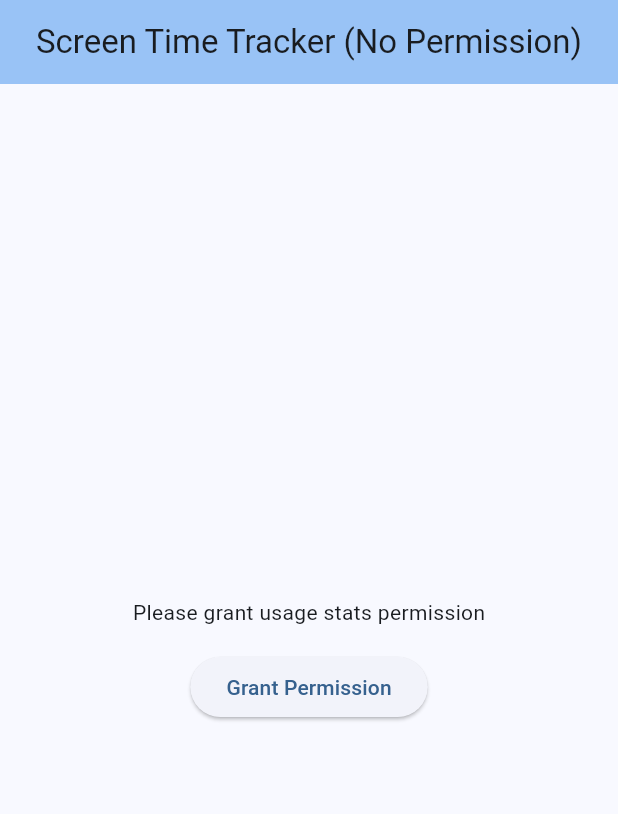
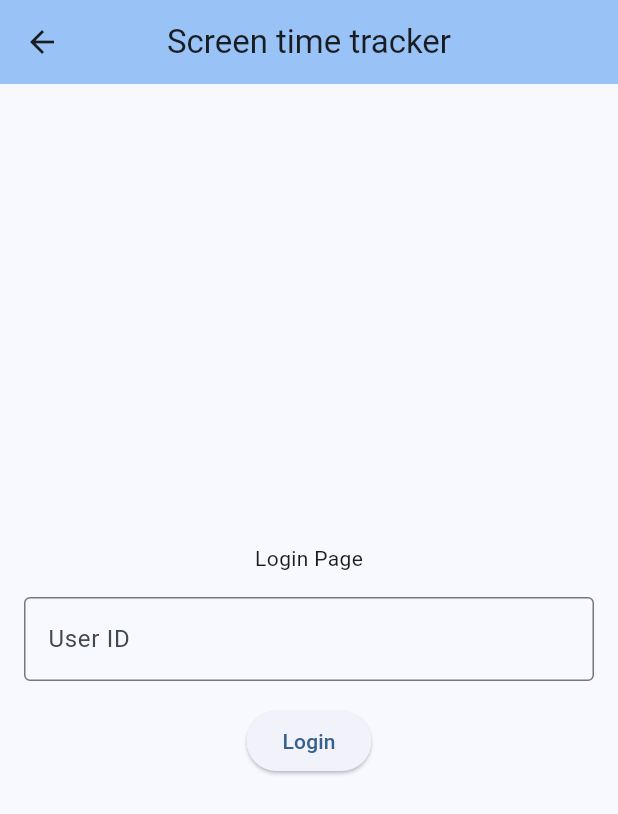
Before and after one commit to hci-gu/screen_time, a Flutter app: the screen it shows after launch, on a phone screen of 412 x 824 dp. Shown: the top 814 px of the screen. Run offline on Flutter 3.47's test engine with Material 3 defaults, Android fonts, the phone set to English and light mode, and no system bars; our stand-ins replace flutter_hooks, flutter_riverpod, go_router, hooks_riverpod, shared_preferences; missing offline and left inert: background_fetch.

Commit message:
working background sync to deployed server

```diff
--- a/lib/main.dart
+++ b/lib/main.dart
@@ -1,36 +1,83 @@
 import 'package:flutter/material.dart';
-import 'package:flutter/services.dart';
-import 'package:android_alarm_manager_plus/android_alarm_manager_plus.dart';
+import 'package:flutter_hooks/flutter_hooks.dart';
 import 'package:flutter_riverpod/flutter_riverpod.dart';
+import 'package:hooks_riverpod/hooks_riverpod.dart';
 import 'dart:io';
+import 'package:screen_time/router.dart';
+import 'package:shared_preferences/shared_preferences.dart';
 import 'providers/usage_provider.dart';
-import 'widgets/date_selector.dart';
-import 'widgets/usage_graph.dart';
-import 'widgets/usage_list.dart';
-import 'widgets/grant_permission_view.dart';
-import 'widgets/upload_button.dart';
+import 'package:background_fetch/background_fetch.dart';
 
 bool isAndroid = false; //Platform.isAndroid;
 
+@pragma('vm:entry-point')
+void backgroundFetchHeadlessTask(HeadlessTask task) async {
+  String taskId = task.taskId;
+  bool isTimeout = task.timeout;
+  if (isTimeout) {
+    BackgroundFetch.finish(taskId);
+    return;
+  }
+  final notifier = UsageNotifier();
+  final prefs = await SharedPreferences.getInstance();
+  final userId = prefs.getString("userId");
+
+  if (userId == null) {
+    return BackgroundFetch.finish(taskId);
+  }
+  await notifier.uploadData(userId);
+  BackgroundFetch.finish(taskId);
+}
+
 void main() async {
   WidgetsFlutterBinding.ensureInitialized();
-  // check that it is not web
-
-  print('${isAndroid}');
-
-  if (isAndroid) {
-    await AndroidAlarmManager.initialize();
-  }
 
   runApp(const ProviderScope(child: MyApp()));
+
+  BackgroundFetch.registerHeadlessTask(backgroundFetchHeadlessTask);
 }
 
-class MyApp extends StatelessWidget {
+class MyApp extends HookConsumerWidget {
   const MyApp({super.key});
 
   @override
-  Widget build(BuildContext context) {
-    return MaterialApp(
+  Widget build(BuildContext context, WidgetRef ref) {
+    useEffect(() {
+      BackgroundFetch.configure(
+          BackgroundFetchConfig(
+            minimumFetchInterval: 30,
+            stopOnTerminate: false,
+            startOnBoot: true,
+            enableHeadless: true,
+            requiresBatteryNotLow: false,
+            requiresCharging: false,
+            requiresStorageNotLow: false,
+            requiresDeviceIdle: false,
+            requiredNetworkType: NetworkType.ANY,
+          ), (String taskId) async {
+        final notifier = UsageNotifier();
+        final prefs = await SharedPreferences.getInstance();
+        final userId = prefs.getString("userId");
+
+        if (userId == null) {
+          return BackgroundFetch.finish(taskId);
+        }
+        await notifier.uploadData(userId);
+        BackgroundFetch.finish(taskId);
+      });
+
+      return () {};
+    }, []);
+
+    final router = ref.watch(
+      routerProvider(
+        RouterProps(
+          loggedIn: false,
+        ),
+      ),
+    );
+
+    return MaterialApp.router(
       title: 'Screen Time Tracker',
       theme: ThemeData(
         colorScheme: ColorScheme.fromSeed(
@@ -47,39 +94,7 @@ class MyApp extends StatelessWidget {
           margin: EdgeInsets.symmetric(horizontal: 16, vertical: 8),
         ),
       ),
-      home: const MyHomePage(title: 'Screen Time Tracker'),
+      routerConfig: router,
     );
   }
 }
-
-class MyHomePage extends ConsumerWidget {
-  final String title;
-  const MyHomePage({super.key, required this.title});
-
-  @override
-  Widget build(BuildContext context, WidgetRef ref) {
-    final usageState = ref.watch(usageProvider);
-    return Scaffold(
-      appBar: AppBar(
-        backgroundColor: Theme.of(context).colorScheme.inversePrimary,
-        title: Text(!usageState.hasPermission ? "$title (No Permission)" : title),
-      ),
-      body: !usageState.hasPermission
-          ? const GrantPermissionView()
-          : Column(
-              children: [
-                Card(
-                  child: Padding(
-                    padding: const EdgeInsets.all(16.0),
-                    child: const DateSelector(),
-                  ),
-                ),
-                UsageGraph(usageData: usageState.usageData),
-                Expanded(child: UsageList(usageData: usageState.usageData)),
-              ],
-            ),
-      floatingActionButton:
-          !usageState.hasPermission ? null : const UploadButton(),
-    );
-  }
-}
--- /dev/null
+++ b/lib/router.dart
@@ -0,0 +1,58 @@
+import 'package:flutter/material.dart';
+import 'package:flutter_riverpod/flutter_riverpod.dart';
+import 'package:go_router/go_router.dart';
+import 'package:screen_time/providers/user_provider.dart';
+import 'package:screen_time/screens/Home.dart';
+import 'package:screen_time/screens/Login.dart';
+
+class RouterNotifier extends ChangeNotifier {
+  final Ref _ref;
+
+  RouterNotifier(this._ref) {
+    _ref.listen<String?>(
+      userIdProvider,
+      (_, __) => notifyListeners(),
+    );
+  }
+
+  String? _redirectLogic(BuildContext context, GoRouterState state) {
+    final userId = _ref.read(userIdProvider);
+    print("User ID: $userId");
+    if (userId != null) {
+      return '/';
+    }
+    return null;
+  }
+}
+
+class RouterProps {
+  final bool loggedIn;
+
+  RouterProps({this.loggedIn = false});
+}
+
+final routerProvider = Provider.family<GoRouter, RouterProps>((ref, props) {
+  final routerNotifier = RouterNotifier(ref);
+
+  return GoRouter(
+    initialLocation: props.loggedIn ? '/' : '/login',
+    routes: [
+      GoRoute(
+        path: '/',
+        builder: (BuildContext context, GoRouterState state) {
+          return const HomePage();
+        },
+        routes: <RouteBase>[
+          GoRoute(
+            path: 'login',
+            builder: (BuildContext context, GoRouterState state) {
+              return const LoginPage();
+            },
+          ),
+        ],
+      ),
+    ],
+    refreshListenable: routerNotifier,
+    redirect: routerNotifier._redirectLogic,
+  );
+});
--- /dev/null
+++ b/lib/screens/Login.dart
@@ -0,0 +1,80 @@
+import 'package:flutter/material.dart';
+import 'package:flutter_hooks/flutter_hooks.dart';
+import 'package:hooks_riverpod/hooks_riverpod.dart';
+import 'package:screen_time/api.dart' as api;
+import 'package:screen_time/providers/user_provider.dart';
+
+class LoginPage extends HookConsumerWidget {
+  const LoginPage({super.key});
+
+  @override
+  Widget build(BuildContext context, WidgetRef ref) {
+    ValueNotifier<String> userId = useState('');
+    ValueNotifier<bool> loading = useState(false);
+
+    return Scaffold(
+      appBar: AppBar(
+        backgroundColor: Theme.of(context).colorScheme.inversePrimary,
+        title: const Text("Screen time tracker"),
+      ),
+      body: Center(
+        child: Padding(
+          padding: const EdgeInsets.all(16.0),
+          child: Column(
+            mainAxisSize: MainAxisSize.min,
+            children: [
+              const Text("Login Page"),
+              const SizedBox(height: 16.0),
+              TextField(
+                onChanged: (value) {
+                  userId.value = value;
+                },
+                decoration: const InputDecoration(
+                  labelText: "User ID",
+                  border: OutlineInputBorder(),
+                ),
+              ),
+              const SizedBox(height: 16.0),
+              ElevatedButton(
+                onPressed: loading.value
+                    ? null
+                    : () async {
+                        loading.value = true;
+                        bool exists = await api.checkUserId(userId.value);
+                        await Future.delayed(const Duration(seconds: 1));
+                        if (exists) {
+                          ref
+                              .read(userIdProvider.notifier)
+                              .setUserId(userId.value);
+                        } else if (context.mounted) {
+                          ScaffoldMessenger.of(context).showSnackBar(
+                            const SnackBar(
+                              content: Text("User ID does not exist"),
+                            ),
+                          );
+                        }
+                        loading.value = false;
+                      },
+                child: loading.value
+                    ? const Padding(
+                        padding: EdgeInsets.symmetric(
+                          vertical: 4.0,
+                          horizontal: 8.0,
+                        ),
+                        child: SizedBox(
+                          height: 16,
+                          width: 16,
+                          child: CircularProgressIndicator(
+                            strokeWidth: 4,
+                          ),
+                        ),
+                      )
+                    : const Text("Login"),
+              ),
+            ],
+          ),
+        ),
+      ),
+    );
+  }
+}
--- a/lib/widgets/date_button.dart
+++ b/lib/widgets/date_button.dart
@@ -1,10 +1,9 @@
 import 'package:flutter/material.dart';
 
 class DateButton extends StatelessWidget {
-  final VoidCallback onPressed;
+  final VoidCallback? onPressed;
   final IconData icon;
-  const DateButton({Key? key, required this.onPressed, required this.icon})
-      : super(key: key);
+  const DateButton({super.key, required this.onPressed, required this.icon});
   @override
   Widget build(BuildContext context) {
     return IconButton(onPressed: onPressed, icon: Icon(icon));
--- a/lib/widgets/grant_permission_view.dart
+++ b/lib/widgets/grant_permission_view.dart
@@ -3,7 +3,8 @@ import 'package:flutter_riverpod/flutter_riverpod.dart';
 import '../providers/usage_provider.dart';
 
 class GrantPermissionView extends ConsumerWidget {
-  const GrantPermissionView({Key? key}) : super(key: key);
+  const GrantPermissionView({super.key});
+
   @override
   Widget build(BuildContext context, WidgetRef ref) {
     final usageNotifier = ref.read(usageProvider.notifier);
```
Also changed, not shown: deploy/api.yaml (added, +59 -0 lines), lib/api.dart (added, +35 -0 lines), lib/providers/usage_provider.dart (+50 -7 lines), lib/providers/user_provider.dart (added, +27 -0 lines), lib/screens/Home.dart (added, +39 -0 lines), lib/widgets/date_selector.dart (+13 -2 lines), lib/widgets/upload_button.dart (+5 -2 lines), pubspec.yaml (+7 -61 lines), pubspec.lock, 70 other files.
